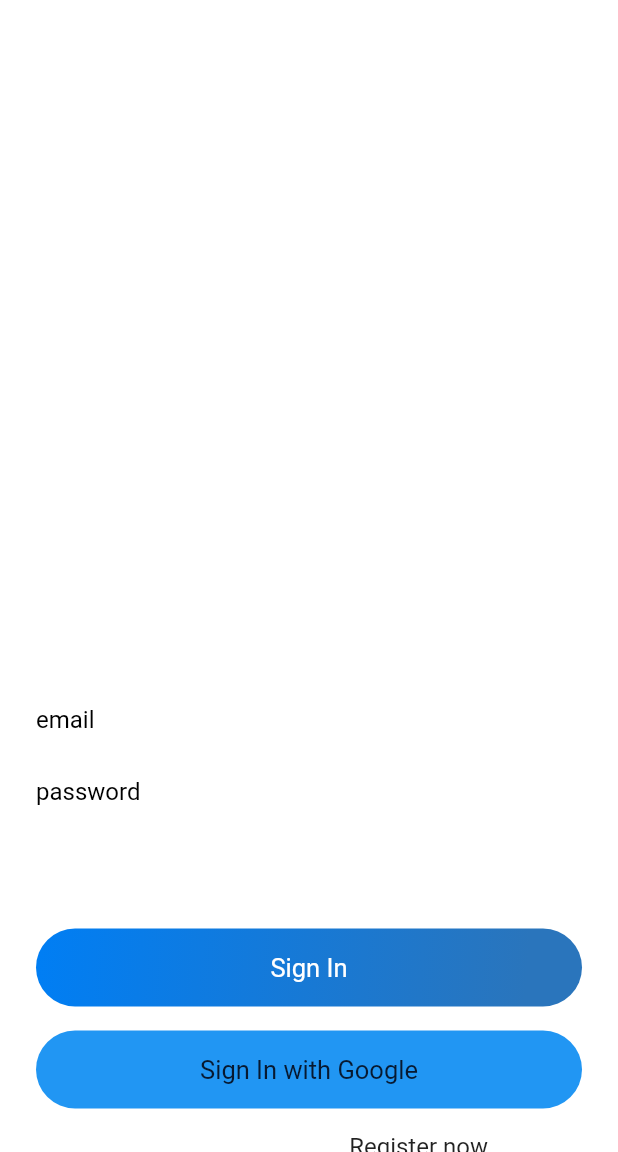
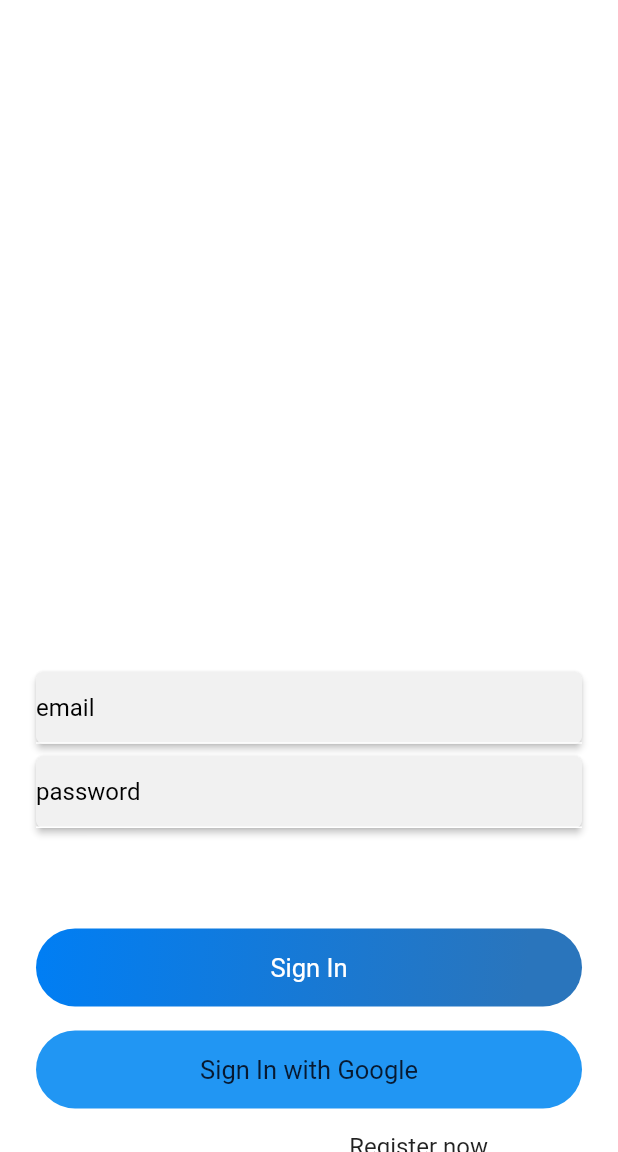
Before and after one commit to vinay7722/Flutter-Chataniac, a Flutter app: the screen it shows after launch, on a phone screen of 412 x 824 dp, the part 84-1236 px from its top. Run offline on Flutter 3.47's test engine with Material 2 defaults, Android fonts, the phone set to English and light mode, and no system bars; our stand-ins replace cloud_firestore, firebase_auth, firebase_core, google_sign_in, pinput, shared_preferences; missing offline and left inert: cloud_firestore_web, firebase_auth_web, firebase_core_web, google_sign_in_web, shared_preferences_web; accounts and stored records are empty; Roboto replaces fonts that are missing (OverpassRegular).

Commit message:
material and elevation

```diff
--- a/lib/views/signin.dart
+++ b/lib/views/signin.dart
@@ -85,7 +85,15 @@ class _SignInState extends State<SignIn> {
                       key: formKey,
                       child: Column(
                         children: [
-                          TextFormField(
+                          Material(
+                            elevation: 2.0,
+                            borderRadius: BorderRadius.circular(5),
+                            child: Container(
+                              decoration: BoxDecoration(
+                                borderRadius: BorderRadius.circular(5),
+                                color: Colors.grey.withOpacity(0.1)
+                              ),
+                              child: TextFormField(
                                 validator: (val) {
                                   return RegExp(
                                       r"^[a-zA-Z0-9.a-zA-Z0-9.!#$%&'*+-/=?^_`{|}~]+@[a-zA-Z0-9]+\.[a-zA-Z]+")
@@ -97,7 +105,18 @@ class _SignInState extends State<SignIn> {
                                 style: simpleTextStyle(),
                                 decoration: textFieldInputDecoration("email"),
                               ),
-                          TextFormField(
+                            ),
+                          ),
+                          SizedBox(height: height * 0.01),
+                          Material(
+                            elevation: 2.0,
+                            borderRadius: BorderRadius.circular(5),
+                            child: Container(
+                              decoration: BoxDecoration(
+                                  borderRadius: BorderRadius.circular(5),
+                                  color: Colors.grey.withOpacity(0.1)
+                              ),
+                              child: TextFormField(
                                 obscureText: true,
                                 validator: (val) {
                                   return val.length > 6
@@ -107,6 +126,8 @@ class _SignInState extends State<SignIn> {
                                 style: simpleTextStyle(),
                                 controller: passwordEditingController,
                                 decoration: textFieldInputDecoration("password"),
+                              ),
+                            ),
                           ),
                         ],
                       ),
```
Lines whose indentation alone changed are shown as unchanged.
